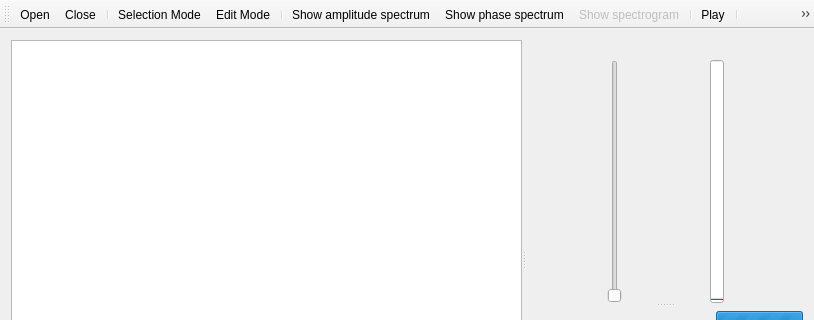
gillesdegottex/dfasma, file src/wmainwindow.ui: the form before one commit; both pictures show x 0 to 814 and y 0 to 320 of the 814 by 511 pixel window.
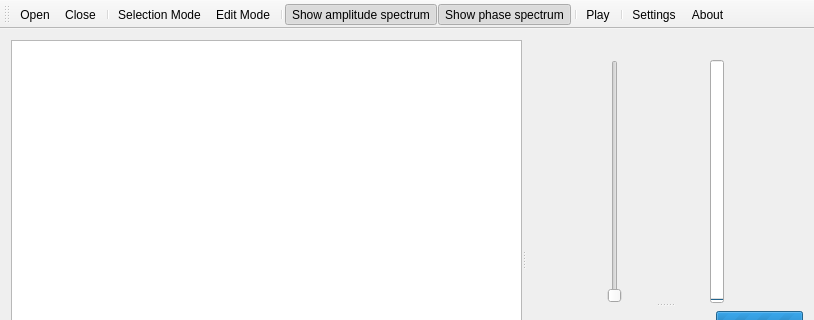
The form after the commit. Icons and pictures are not drawn.

What changed in the file:
```diff
--- a/src/wmainwindow.ui
+++ b/src/wmainwindow.ui
@@ -527,7 +527,6 @@
    <addaction name="separator"/>
    <addaction name="actionShowAmplitudeSpectrum"/>
    <addaction name="actionShowPhaseSpectrum"/>
-   <addaction name="actionShowSpectrogram"/>
    <addaction name="separator"/>
    <addaction name="actionPlay"/>
    <addaction name="separator"/>
@@ -662,6 +661,9 @@
    <property name="checkable">
     <bool>true</bool>
    </property>
+   <property name="checked">
+    <bool>true</bool>
+   </property>
    <property name="icon">
     <iconset resource="../ressources.qrc">
      <normaloff>:/icons/amplitudespectrum.svg</normaloff>:/icons/amplitudespectrum.svg</iconset>
@@ -680,6 +682,9 @@
    <property name="checkable">
     <bool>true</bool>
    </property>
+   <property name="checked">
+    <bool>true</bool>
+   </property>
    <property name="icon">
     <iconset resource="../ressources.qrc">
      <normaloff>:/icons/phasespectrum.svg</normaloff>:/icons/phasespectrum.svg</iconset>
```
Left out of the diff: 2 changed lines with no effect on the pictures.
